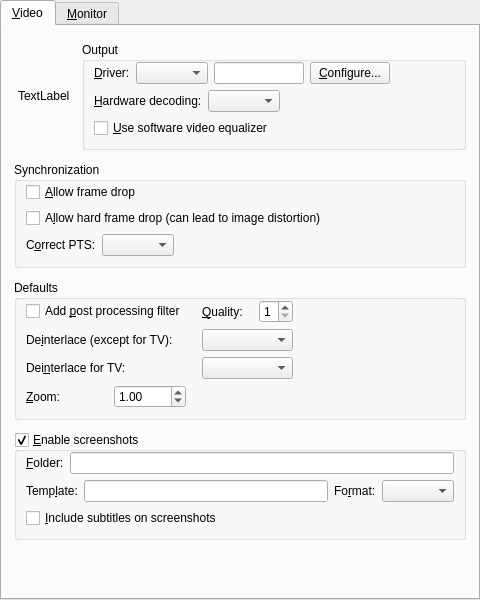
Before: the Qt Designer form src/gui/pref/video.ui in wilbert2000/wzplayer, drawn with Qt 5.
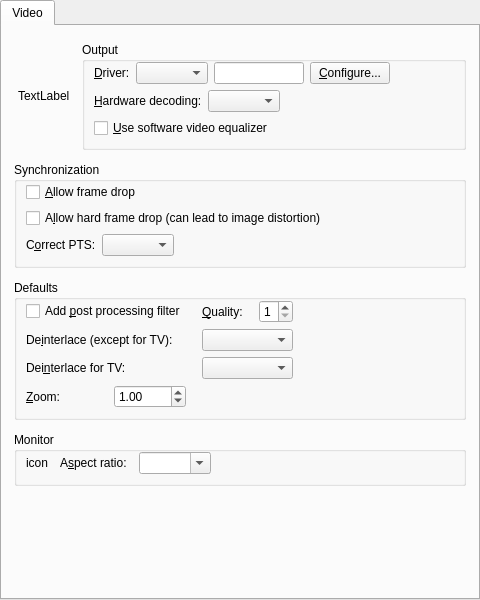
After: the same form once the commit is applied. Custom widgets are drawn as their Qt base class.

Commit message: Move screenshots to seperate section Capture

Diff of the .ui file:
```diff
--- a/src/gui/pref/video.ui
+++ b/src/gui/pref/video.ui
@@ -24,7 +24,7 @@
      </property>
      <widget class="QWidget" name="video_tab">
       <attribute name="title">
-       <string>&amp;Video</string>
+       <string>Video</string>
       </attribute>
       <layout class="QVBoxLayout">
        <property name="spacing">
@@ -371,108 +371,17 @@
        <item>
         <widget class="QGroupBox" name="screenshots_group">
          <property name="title">
-          <string>&amp;Enable screenshots</string>
+          <string>Monitor</string>
          </property>
          <property name="flat">
           <bool>true</bool>
          </property>
-         <property name="checkable">
-          <bool>true</bool>
-         </property>
-         <layout class="QVBoxLayout" name="screenshots_verticalLayout">
+         <layout class="QHBoxLayout" name="horizontalLayout">
+          <property name="spacing">
+           <number>12</number>
+          </property>
           <property name="topMargin">
            <number>0</number>
-          </property>
-          <item>
-           <layout class="QHBoxLayout" name="horizontalLayout_4">
-            <item>
-             <widget class="QLabel" name="screenshots_dir_label">
-              <property name="text">
-               <string>&amp;Folder:</string>
-              </property>
-              <property name="wordWrap">
-               <bool>false</bool>
-              </property>
-              <property name="buddy">
-               <cstring>screenshot_edit</cstring>
-              </property>
-             </widget>
-            </item>
-            <item>
-             <widget class="FileChooser" name="screenshot_edit"/>
-            </item>
-           </layout>
-          </item>
-          <item>
-           <layout class="QHBoxLayout" name="horizontalLayout_3">
-            <item>
-             <widget class="QLabel" name="screenshot_template_label">
-              <property name="text">
-               <string>Temp&amp;late:</string>
-              </property>
-              <property name="buddy">
-               <cstring>screenshot_template_edit</cstring>
-              </property>
-             </widget>
-            </item>
-            <item>
-             <widget class="QLineEdit" name="screenshot_template_edit"/>
-            </item>
-            <item>
-             <widget class="QLabel" name="screenshot_format_label">
-              <property name="text">
-               <string>Fo&amp;rmat:</string>
-              </property>
-              <property name="buddy">
-               <cstring>screenshot_format_combo</cstring>
-              </property>
-             </widget>
-            </item>
-            <item>
-             <widget class="QComboBox" name="screenshot_format_combo"/>
-            </item>
-           </layout>
-          </item>
-          <item>
-           <widget class="QCheckBox" name="subtitles_on_screeshots_check">
-            <property name="text">
-             <string>&amp;Include subtitles on screenshots</string>
-            </property>
-           </widget>
-          </item>
-         </layout>
-        </widget>
-       </item>
-       <item>
-        <spacer name="verticalSpacer">
-         <property name="orientation">
-          <enum>Qt::Vertical</enum>
-         </property>
-         <property name="sizeHint" stdset="0">
-          <size>
-           <width>20</width>
-           <height>40</height>
-          </size>
-         </property>
-        </spacer>
-       </item>
-      </layout>
-     </widget>
-     <widget class="QWidget" name="monitor_tab">
-      <attribute name="title">
-       <string>&amp;Monitor</string>
-      </attribute>
-      <layout class="QVBoxLayout">
-       <property name="margin">
-        <number>12</number>
-       </property>
-       <item>
-        <layout class="QHBoxLayout" name="monitor_aspect_layout">
-         <property name="spacing">
-          <number>6</number>
-         </property>
-         <property name="margin">
-          <number>4</number>
          </property>
          <item>
           <widget class="QLabel" name="monitor_aspect_icon">
@@ -487,7 +396,7 @@
          <item>
           <widget class="QLabel" name="monitor_aspect_label">
            <property name="text">
-            <string>Monitor &amp;aspect ratio:</string>
+             <string>A&amp;spect ratio:</string>
            </property>
            <property name="wordWrap">
             <bool>false</bool>
@@ -511,7 +420,7 @@
           </widget>
          </item>
          <item>
-          <spacer>
+           <spacer name="horizontalSpacer">
            <property name="orientation">
             <enum>Qt::Horizontal</enum>
            </property>
@@ -520,13 +429,14 @@
            </property>
            <property name="sizeHint" stdset="0">
             <size>
-             <width>190</width>
-             <height>21</height>
+              <width>40</width>
+              <height>20</height>
             </size>
            </property>
           </spacer>
          </item>
         </layout>
+        </widget>
        </item>
        <item>
         <spacer name="verticalSpacer_2">
@@ -548,11 +458,6 @@
   </layout>
  </widget>
  <customwidgets>
-  <customwidget>
-   <class>FileChooser</class>
-   <extends>QLineEdit</extends>
-   <header>filechooser.h</header>
-  </customwidget>
   <customwidget>
    <class>Gui::Pref::TTristateCombo</class>
    <extends>QComboBox</extends>
```
Left out of the diff: 13 changed lines with no effect on the pictures. Lines whose indentation alone changed are shown as unchanged. The commit also changes 7 other files.
